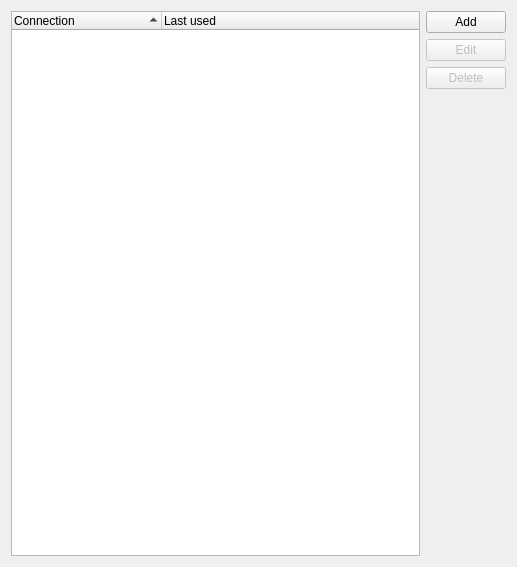
Qt form editor/ui/connectioneditor.ui (KDE/plasma-nm) before a commit.
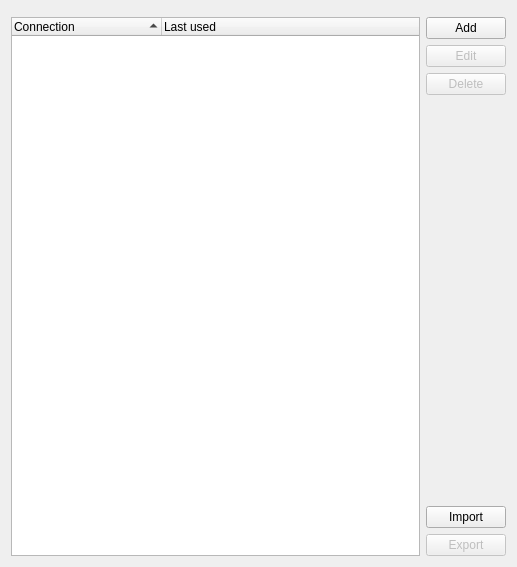
The same form after that commit. Icons and pictures are not drawn. Custom widgets are drawn as their Qt base class.

Commit message: Add option for recovering secrets from the previous NM applet

Diff of the .ui file:
```diff
--- a/editor/ui/connectioneditor.ui
+++ b/editor/ui/connectioneditor.ui
@@ -20,7 +20,95 @@
    <string>Connection Editor</string>
   </property>
   <layout class="QGridLayout" name="gridLayout">
-   <item row="0" column="0" rowspan="5">
+   <item row="0" column="0" colspan="2">
+    <widget class="KMessageWidget" name="messageWiget" native="true"/>
+   </item>
+   <item row="1" column="1">
+    <widget class="KPushButton" name="addButton">
+     <property name="text">
+      <string>Add</string>
+     </property>
+     <property name="icon">
+      <iconset theme="list-add">
+       <normaloff/>
+      </iconset>
+     </property>
+     <property name="autoDefault">
+      <bool>false</bool>
+     </property>
+    </widget>
+   </item>
+   <item row="2" column="1">
+    <widget class="KPushButton" name="editButton">
+     <property name="enabled">
+      <bool>false</bool>
+     </property>
+     <property name="text">
+      <string>Edit</string>
+     </property>
+     <property name="icon">
+      <iconset theme="configure">
+       <normaloff/>
+      </iconset>
+     </property>
+    </widget>
+   </item>
+   <item row="3" column="1">
+    <widget class="KPushButton" name="deleteButton">
+     <property name="enabled">
+      <bool>false</bool>
+     </property>
+     <property name="text">
+      <string>Delete</string>
+     </property>
+     <property name="icon">
+      <iconset theme="edit-delete">
+       <normaloff/>
+      </iconset>
+     </property>
+    </widget>
+   </item>
+   <item row="4" column="1">
+    <spacer name="verticalSpacer">
+     <property name="orientation">
+      <enum>Qt::Vertical</enum>
+     </property>
+     <property name="sizeHint" stdset="0">
+      <size>
+       <width>20</width>
+       <height>444</height>
+      </size>
+     </property>
+    </spacer>
+   </item>
+   <item row="5" column="1">
+    <widget class="KPushButton" name="importButton">
+     <property name="text">
+      <string>Import</string>
+     </property>
+     <property name="icon">
+      <iconset theme="document-import">
+       <normaloff/>
+      </iconset>
+     </property>
+    </widget>
+   </item>
+   <item row="6" column="1">
+    <widget class="KPushButton" name="exportButton">
+     <property name="enabled">
+      <bool>false</bool>
+     </property>
+     <property name="text">
+      <string>Export</string>
+     </property>
+     <property name="icon">
+      <iconset theme="document-export">
+       <normaloff/>
+      </iconset>
+     </property>
+    </widget>
+   </item>
+   <item row="1" column="0" rowspan="6">
     <widget class="QTreeWidget" name="connectionsWidget">
      <property name="sizePolicy">
       <sizepolicy hsizetype="Expanding" vsizetype="Expanding">
@@ -85,64 +173,6 @@
      </column>
     </widget>
    </item>
-   <item row="0" column="1">
-    <widget class="KPushButton" name="addButton">
-     <property name="text">
-      <string>Add</string>
-     </property>
-     <property name="icon">
-      <iconset theme="list-add">
-       <normaloff/>
-      </iconset>
-     </property>
-     <property name="autoDefault">
-      <bool>false</bool>
-     </property>
-    </widget>
-   </item>
-   <item row="1" column="1">
-    <widget class="KPushButton" name="editButton">
-     <property name="enabled">
-      <bool>false</bool>
-     </property>
-     <property name="text">
-      <string>Edit</string>
-     </property>
-     <property name="icon">
-      <iconset theme="configure">
-       <normaloff/>
-      </iconset>
-     </property>
-    </widget>
-   </item>
-   <item row="2" column="1">
-    <widget class="KPushButton" name="deleteButton">
-     <property name="enabled">
-      <bool>false</bool>
-     </property>
-     <property name="text">
-      <string>Delete</string>
-     </property>
-     <property name="icon">
-      <iconset theme="edit-delete">
-       <normaloff/>
-      </iconset>
-     </property>
-    </widget>
-   </item>
-   <item row="3" column="1">
-    <spacer name="verticalSpacer">
-     <property name="orientation">
-      <enum>Qt::Vertical</enum>
-     </property>
-     <property name="sizeHint" stdset="0">
-      <size>
-       <width>20</width>
-       <height>444</height>
-      </size>
-     </property>
-    </spacer>
-   </item>
   </layout>
  </widget>
  <customwidgets>
@@ -151,6 +181,11 @@
    <extends>QPushButton</extends>
    <header>kpushbutton.h</header>
   </customwidget>
+  <customwidget>
+   <class>KMessageWidget</class>
+   <extends>QWidget</extends>
+   <header>kmessagewidget.h</header>
+  </customwidget>
  </customwidgets>
  <tabstops>
   <tabstop>connectionsWidget</tabstop>
```
The commit also changes 2 other files.
